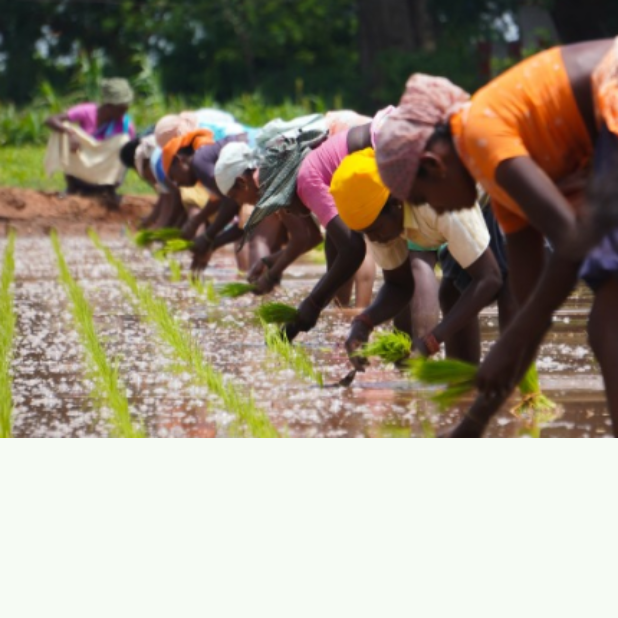
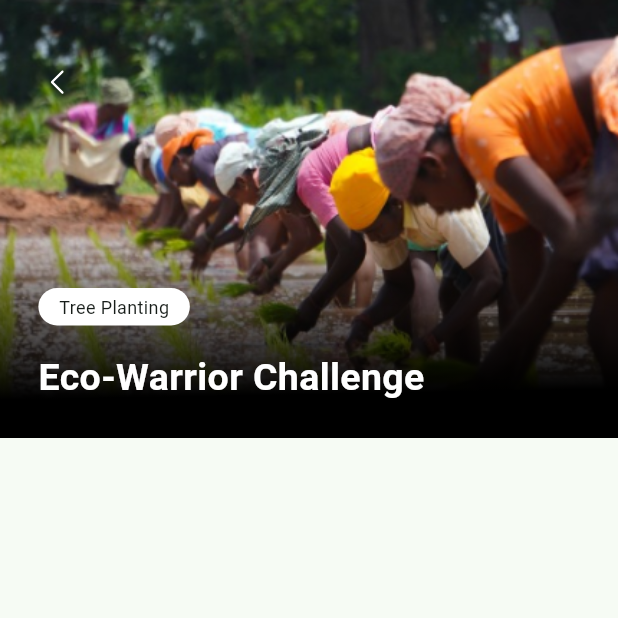
Before and after one commit to vinulays/recychamp, a Flutter app: the ChallengeDetails screen opened directly with sample values from the repository, on a phone screen of 412 x 824 dp, the top half of it. Run offline on Flutter 3.47's test engine with Material 3 defaults, Android fonts, the phone set to English and light mode, and no system bars; our stand-ins replace bloc, carousel_slider, dots_indicator, flutter_svg, google_fonts, percent_indicator; Roboto replaces fonts that are missing (Almarai).

Commit message:
feat: challenge details header

```diff
--- a/lib/screens/ChallengeDetails.dart/challenge_details.dart
+++ b/lib/screens/ChallengeDetails.dart/challenge_details.dart
@@ -1,4 +1,6 @@
 import 'package:flutter/material.dart';
+import 'package:flutter_svg/svg.dart';
+import 'package:google_fonts/google_fonts.dart';
 import 'package:recychamp/models/challenge.dart';
 
 class ChallengeDetails extends StatefulWidget {
@@ -17,16 +19,80 @@ class _ChallengeDetailsState extends State<ChallengeDetails> {
       body: Column(
         children: [
           // * challenge thumbnail
-          Container(
+          Stack(
+            clipBehavior: Clip.none,
+            children: [
+              ShaderMask(
+                blendMode: BlendMode.srcATop,
+                shaderCallback: (Rect bounds) {
+                  return LinearGradient(
+                    begin: const Alignment(0.01, 0),
+                    end: const Alignment(0.02, 0.80),
+                    colors: [Colors.black.withOpacity(0), Colors.black],
+                  ).createShader(bounds);
+                },
+                child: Container(
                   width: double.infinity,
                   height: 292,
                   decoration: const BoxDecoration(
                     image: DecorationImage(
-                image:
-                    AssetImage("assets/images/challenge_details_thumbnail_dummy.png"),
+                      image: AssetImage(
+                          "assets/images/challenge_details_thumbnail_dummy.png"),
                       fit: BoxFit.fill,
                     ),
                   ),
+                ),
+              ),
+              // * back button to challenges list
+              Positioned(
+                top: 41.86,
+                left: 25.58,
+                child: InkWell(
+                  onTap: () {
+                    Navigator.pop(context);
+                  },
+                  child: SvgPicture.asset("assets/icons/go_back.svg"),
+                ),
+              ),
+              // * category badge
+              Positioned(
+                top: 192,
+                left: 25.58,
+                child: Container(
+                  width: 101,
+                  height: 25,
+                  decoration: ShapeDecoration(
+                    color: Colors.white,
+                    shape: RoundedRectangleBorder(
+                      borderRadius: BorderRadius.circular(16.83),
+                    ),
+                  ),
+                  child: Column(
+                    mainAxisAlignment: MainAxisAlignment.center,
+                    crossAxisAlignment: CrossAxisAlignment.center,
+                    children: [
+                      Text(
+                        "Tree Planting",
+                        style: GoogleFonts.almarai(
+                            fontSize: 12, fontWeight: FontWeight.w400),
+                      ),
+                    ],
+                  ),
+                ),
+              ),
+              // * challenge title
+              Positioned(
+                top: 234,
+                left: 25.58,
+                child: Text(
+                  widget.challenge.title,
+                  style: GoogleFonts.almarai(
+                      fontSize: 25,
+                      fontWeight: FontWeight.w700,
+                      color: Colors.white),
+                ),
+              )
+            ],
           )
         ],
       ),
--- a/pubspec.yaml
+++ b/pubspec.yaml
@@ -81,6 +81,8 @@ flutter:
     - assets/images/challenge_thumbnail_dummy.png
     - assets/icons/challenge_users.svg
     - assets/icons/close.svg
+    - assets/icons/go_back.svg
+    - assets/icons/add.svg
     - assets/images/challenge_details_thumbnail_dummy.png
 
   # An image asset can refer to one or more resolution-specific "variants", see
```
Also changed, not shown: assets/icons/add.svg (added), assets/icons/go_back.svg (added). Lines whose indentation alone changed are shown as unchanged.
